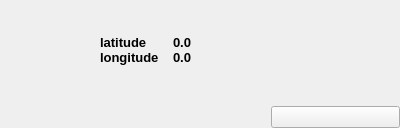
Before: the Qt Designer form src/gui/ui/status.ui in hytechimaging/sammo-boat, drawn with Qt 5.
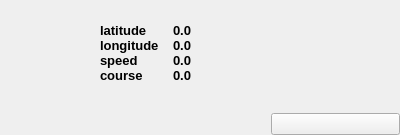
After: the same form once the commit is applied.

Commit message: add speed and course to the status

Patch:
```diff
--- a/src/gui/ui/status.ui
+++ b/src/gui/ui/status.ui
@@ -7,7 +7,7 @@
     <x>0</x>
     <y>0</y>
     <width>400</width>
-    <height>127</height>
+    <height>135</height>
    </rect>
   </property>
   <property name="windowTitle">
@@ -170,6 +170,64 @@
               </property>
              </widget>
             </item>
+            <item row="2" column="0">
+             <widget class="QLabel" name="label_3">
+              <property name="font">
+               <font>
+                <pointsize>10</pointsize>
+                <weight>75</weight>
+                <bold>true</bold>
+               </font>
+              </property>
+              <property name="text">
+               <string>speed</string>
+              </property>
+             </widget>
+            </item>
+            <item row="3" column="0">
+             <widget class="QLabel" name="label_4">
+              <property name="font">
+               <font>
+                <pointsize>10</pointsize>
+                <weight>75</weight>
+                <bold>true</bold>
+               </font>
+              </property>
+              <property name="text">
+               <string>course</string>
+              </property>
+             </widget>
+            </item>
+            <item row="2" column="1">
+             <widget class="QLabel" name="speed">
+              <property name="font">
+               <font>
+                <pointsize>10</pointsize>
+                <weight>75</weight>
+                <italic>false</italic>
+                <bold>true</bold>
+               </font>
+              </property>
+              <property name="text">
+               <string>0.0</string>
+              </property>
+             </widget>
+            </item>
+            <item row="3" column="1">
+             <widget class="QLabel" name="course">
+              <property name="font">
+               <font>
+                <pointsize>10</pointsize>
+                <weight>75</weight>
+                <italic>false</italic>
+                <bold>true</bold>
+               </font>
+              </property>
+              <property name="text">
+               <string>0.0</string>
+              </property>
+             </widget>
+            </item>
            </layout>
           </item>
           <item>
```
The commit also changes 2 other files.
